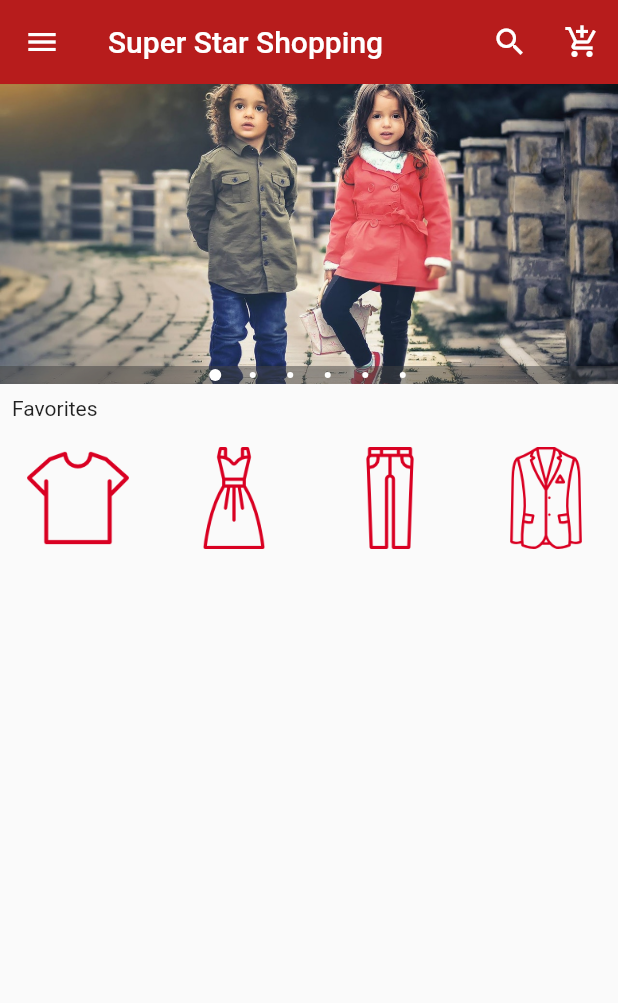
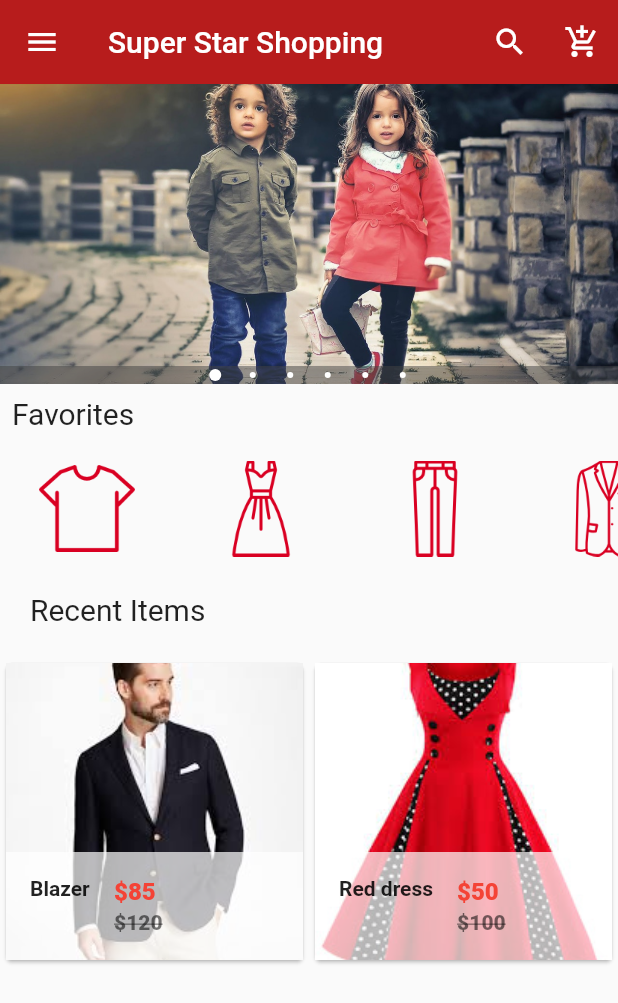
Before and after one commit to DheepanDev/super_star_shopping, a Flutter app: the screen it shows after launch, on a phone screen of 412 x 824 dp. Shown: the top 1003 px of the screen. Run offline on Flutter 3.47's test engine with Material 2 defaults, Android fonts, the phone set to English and light mode, and no system bars; drawn by our look-alikes of carousel_pro.

Commit message:
Added Recent Searches Grid view to the Body

```diff
--- a/lib/components/horizontal_listview.dart
+++ b/lib/components/horizontal_listview.dart
@@ -8,33 +8,34 @@
       height: 80.0,
       child: ListView(
         scrollDirection: Axis.horizontal,
-        children:<Widget> [
+        children: <Widget>[
           Favorites(
-            image_location:'images/cats/tshirt.png',
-            image_caption:'T-Shirts',
+            image_location: 'images/cats/tshirt.png',
+            image_caption: 'T-Shirts',
           ),
           Favorites(
-            image_location:'images/cats/dress.png',
-            image_caption:'Frocks',
+            image_location: 'images/cats/dress.png',
+            image_caption: 'Frocks',
           ),
           Favorites(
-            image_location:'images/cats/jeans.png',
-            image_caption:'Jeans',
+            image_location: 'images/cats/jeans.png',
+            image_caption: 'Jeans',
           ),
           Favorites(
-            image_location:'images/cats/formal.png',
-            image_caption:'Suit',
-          ),Favorites(
-            image_location:'images/cats/informal.png',
-            image_caption:'Jerkins',
+            image_location: 'images/cats/formal.png',
+            image_caption: 'Suit',
           ),
           Favorites(
-            image_location:'images/cats/shoe.png',
-            image_caption:'Shoes',
+            image_location: 'images/cats/informal.png',
+            image_caption: 'Jerkins',
           ),
           Favorites(
-            image_location:'images/cats/accessories.png',
-            image_caption:'Accessories',
+            image_location: 'images/cats/shoe.png',
+            image_caption: 'Shoes',
+          ),
+          Favorites(
+            image_location: 'images/cats/accessories.png',
+            image_caption: 'Accessories',
           ),
         ],
       ),
@@ -49,23 +50,29 @@
   Favorites({
     this.image_location,
     this.image_caption,
-});
+  });
   @override
   Widget build(BuildContext context) {
-    return Padding(padding: const EdgeInsets.all(2.0),
+    return Padding(
+      padding: const EdgeInsets.all(8.0),
       child: InkWell(
         onTap: () {},
         child: Container(
           width: 100.0,
           child: ListTile(
-            title: Image.asset(image_location,width: 100.0,height: 80.0,
-            ),
-
-            subtitle: Container(
-              alignment: Alignment.topCenter,
-              child: Text(image_caption),
-            )
-          ),
+              title: Image.asset(
+                image_location,
+                width: 10.0,
+                height: 80.0,
+              ),
+              subtitle: Container(
+                alignment: Alignment.topCenter,
+                width: 100.0,
+                child: Text(
+                  image_caption,
+                  style: TextStyle(fontSize: 100.0),
+                ),
+              )),
         ),
       ),
     );
--- /dev/null
+++ b/lib/components/products.dart
@@ -0,0 +1,93 @@
+import 'package:flutter/material.dart';
+
+class Products extends StatefulWidget {
+  @override
+  _ProductsState createState() => _ProductsState();
+}
+
+class _ProductsState extends State<Products> {
+  var product_list = [
+    {
+      "name": "Blazer",
+      "picture": "images/products/blazer1.jpeg",
+      "old_price": 120,
+      "price": 85,
+    },
+    {
+      "name": "Red dress",
+      "picture": "images/products/dress1.jpeg",
+      "old_price": 100,
+      "price": 50,
+    }
+  ];
+
+  @override
+  Widget build(BuildContext context) {
+    return GridView.builder(
+        itemCount: product_list.length,
+        gridDelegate:
+        new SliverGridDelegateWithFixedCrossAxisCount(crossAxisCount: 2),
+        itemBuilder: (BuildContext context, int index) {
+          return Single_prod(
+            prod_name: product_list[index]['name'],
+            prod_pricture: product_list[index]['picture'],
+            prod_old_price: product_list[index]['old_price'],
+            prod_price: product_list[index]['price'],
+          );
+        });
+  }
+}
+
+class Single_prod extends StatelessWidget {
+  final prod_name;
+  final prod_pricture;
+  final prod_old_price;
+  final prod_price;
+
+  Single_prod({
+    this.prod_name,
+    this.prod_pricture,
+    this.prod_old_price,
+    this.prod_price,
+  });
+
+  @override
+  Widget build(BuildContext context) {
+    return Card(
+      child: Hero(
+          tag: prod_name,
+          child: Material(
+            child: InkWell(
+              onTap: () {},
+              child: GridTile(
+                  footer: Container(
+                    color: Colors.white70,
+                    child: ListTile(
+                      leading: Text(
+                        prod_name,
+                        style: TextStyle(fontWeight: FontWeight.bold),
+                      ),
+                      title: Text(
+                        "\$$prod_price",
+                        style: TextStyle(
+                            color: Colors.red, fontWeight: FontWeight.w800),
+                      ),
+                      subtitle: Text(
+                        "\$$prod_old_price",
+                        style: TextStyle(
+                            color: Colors.black54,
+                            fontWeight: FontWeight.w800,
+                            decoration
+                                :TextDecoration.lineThrough),
+                      ),
+                    ),
+                  ),
+                  child: Image.asset(
+                    prod_pricture,
+                    fit: BoxFit.cover,
+                  )),
+            ),
+          )),
+    );
+  }
+}
--- a/lib/main.dart
+++ b/lib/main.dart
@@ -1,6 +1,8 @@
 import 'package:flutter/material.dart';
 import 'package:carousel_pro/carousel_pro.dart';
 import 'package:superstarshopping/components/horizontal_listview.dart';
+
+import 'package:superstarshopping/components/products.dart';
 
 void main() {
   runApp(MaterialApp(
@@ -147,10 +149,20 @@
 
           new Padding(
             padding: const EdgeInsets.all(8.0),
-            child: new Text('Favorites'),
+            child: new Text('Favorites',style: TextStyle(fontSize: 20.0),),
           ),
-//horizontal list view begins here
+
+          //horizontal list view begins here
           HorizontalList(),
+
+          new Padding(
+            padding: const EdgeInsets.all(20.0),
+            child: new Text('Recent Items',style: TextStyle(fontSize: 20.0),),
+          ),
+          Container(
+            height: 320.0,
+            child: Products(),
+          )
         ],
       ),
     );
```
Also changed, not shown: pubspec.yaml (+11 -0 lines).
